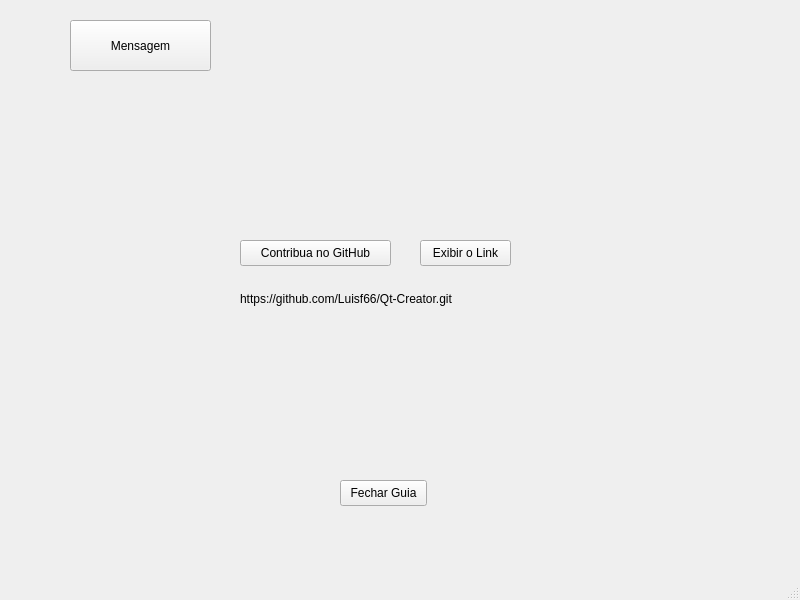
Luisf66/Qt-Creator, file mainwindow.ui: the form before one commit.
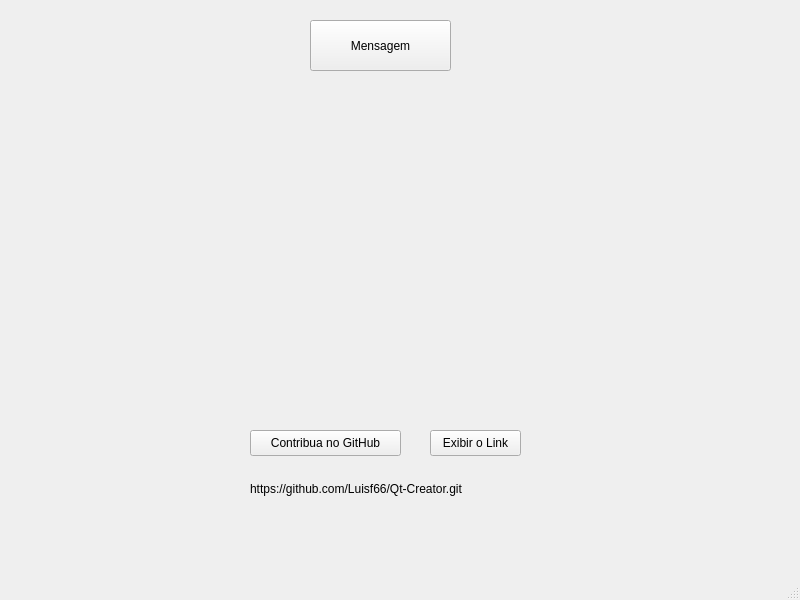
The form after the commit.

Commit message: Alteração no botão para encerramento da aplicação

The edit to the form file:
```diff
--- a/mainwindow.ui
+++ b/mainwindow.ui
@@ -17,8 +17,8 @@
    <widget class="QLabel" name="label">
     <property name="geometry">
      <rect>
-      <x>240</x>
-      <y>290</y>
+      <x>250</x>
+      <y>480</y>
       <width>281</width>
       <height>18</height>
      </rect>
@@ -30,8 +30,8 @@
    <widget class="QPushButton" name="pushButton">
     <property name="geometry">
      <rect>
-      <x>240</x>
-      <y>240</y>
+      <x>250</x>
+      <y>430</y>
       <width>151</width>
       <height>26</height>
      </rect>
@@ -43,8 +43,8 @@
    <widget class="QPushButton" name="pushButton_2">
     <property name="geometry">
      <rect>
-      <x>420</x>
-      <y>240</y>
+      <x>430</x>
+      <y>430</y>
       <width>91</width>
       <height>26</height>
      </rect>
@@ -53,23 +53,10 @@
      <string>Exibir o Link</string>
     </property>
    </widget>
-   <widget class="QPushButton" name="pushButton_3">
-    <property name="geometry">
-     <rect>
-      <x>340</x>
-      <y>480</y>
-      <width>87</width>
-      <height>26</height>
-     </rect>
-    </property>
-    <property name="text">
-     <string>Fechar Guia</string>
-    </property>
-   </widget>
    <widget class="QPushButton" name="pushButton_4">
     <property name="geometry">
      <rect>
-      <x>70</x>
+      <x>310</x>
       <y>20</y>
       <width>141</width>
       <height>51</height>
```
The commit also changes 2 other files.
